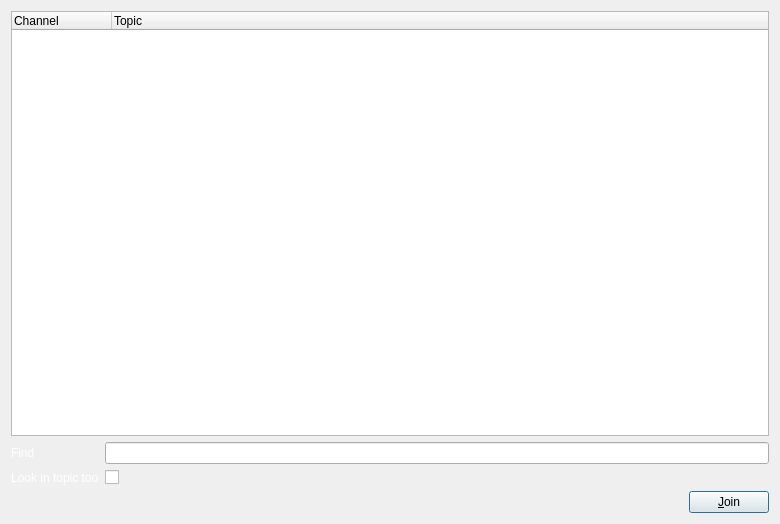
This is src/client/gui/livejamming/app/chanlist.ui in sush/Live-Jamming as Qt 5 draws it before an edit. The edited form follows.
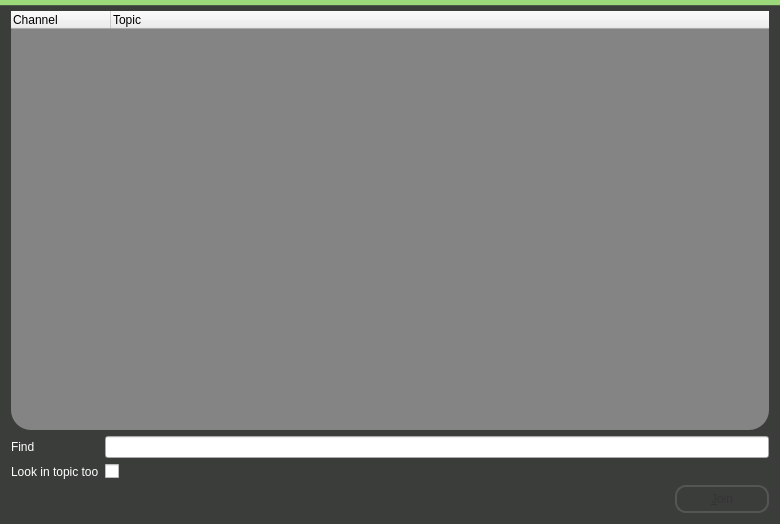
This is the edited form.

```diff
--- a/src/client/gui/livejamming/app/chanlist.ui
+++ b/src/client/gui/livejamming/app/chanlist.ui
@@ -14,10 +14,10 @@
    <string>Dialog</string>
   </property>
   <property name="styleSheet">
-   <string notr="true">#chanList {
+   <string notr="true">QDialog{
 	background: qlineargradient(spread:pad, x1:0, y1:0, x2:0, y2:1, stop:0.00934579 rgba(155, 217, 122, 255), stop:0.0116822 rgba(59, 61, 59, 255), stop:0.995455 rgba(59, 61, 59, 255))
 }
-#chanList QPushButton {
+QDialog QPushButton {
 color: #333;
 border: 2px solid #555;
 border-radius: 11px;
@@ -42,7 +42,7 @@
    <item>
     <widget class="QTreeWidget" name="channelTree">
      <property name="styleSheet">
-      <string notr="true">#treeWidget {
+      <string notr="true">QTreeWidget{
 background: rgb(132, 132, 132);
 border-radius: 20px;
 }</string>
@@ -77,7 +77,11 @@
       </widget>
      </item>
      <item row="0" column="1">
-      <widget class="QLineEdit" name="findLineEdit"/>
+      <widget class="QLineEdit" name="findLineEdit">
+       <property name="styleSheet">
+        <string notr="true"/>
+       </property>
+      </widget>
      </item>
      <item row="1" column="0">
       <widget class="QLabel" name="lookInLabel">
```
Left out of the diff: 4 changed lines with no effect on the pictures.
